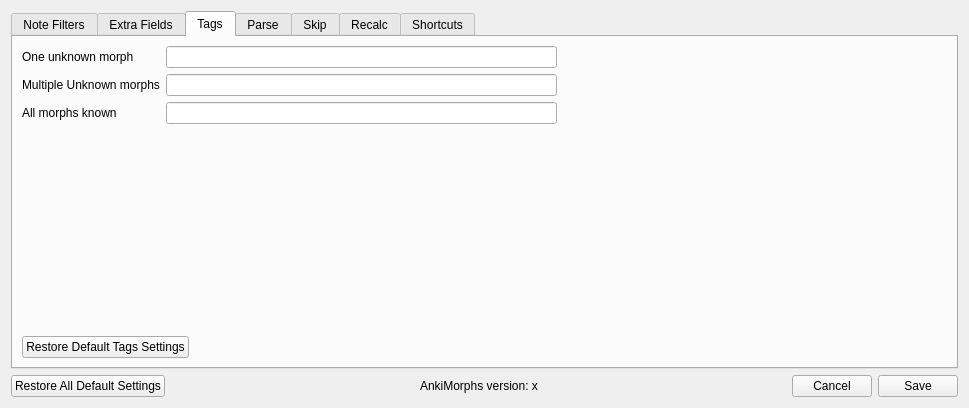
This is ankimorphs/ui/settings_dialog.ui in mortii/anki-morphs as Qt 5 draws it before an edit. The edited form follows.
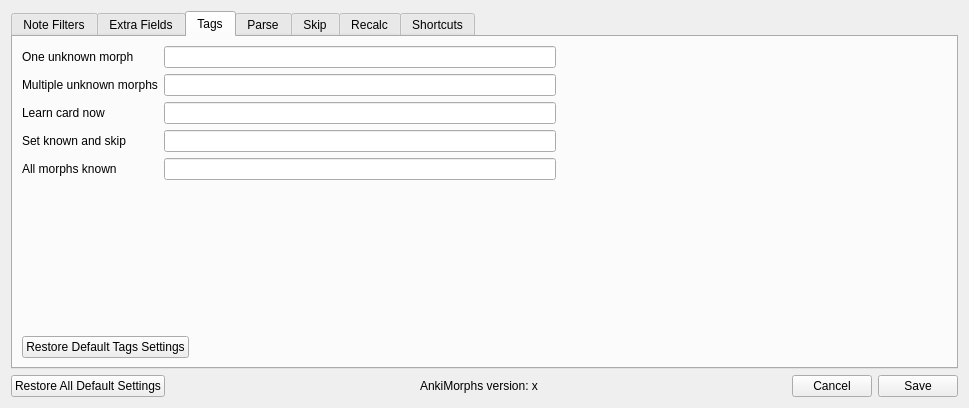
This is the edited form. The open tabs and pages were chosen to show the change.

Commit message:
added "suspend new cards with only known morphs"-option (#71)
- also made recalc functions private

Diff of the .ui file:
```diff
--- a/ankimorphs/ui/settings_dialog.ui
+++ b/ankimorphs/ui/settings_dialog.ui
@@ -180,7 +180,21 @@
                <item>
                 <widget class="QLabel" name="label_3">
                  <property name="text">
-                  <string>Multiple Unknown morphs</string>
+                  <string>Multiple unknown morphs</string>
+                 </property>
+                </widget>
+               </item>
+               <item>
+                <widget class="QLabel" name="label_6">
+                 <property name="text">
+                  <string>Learn card now</string>
+                 </property>
+                </widget>
+               </item>
+               <item>
+                <widget class="QLabel" name="label_5">
+                 <property name="text">
+                  <string>Set known and skip</string>
                  </property>
                 </widget>
                </item>
@@ -202,7 +216,13 @@
                 <widget class="QLineEdit" name="not_read_tag_input"/>
                </item>
                <item>
-                <widget class="QLineEdit" name="known_tag_input"/>
+                <widget class="QLineEdit" name="learn_card_now_tag_input"/>
+               </item>
+               <item>
+                <widget class="QLineEdit" name="known_manually_tag_input"/>
+               </item>
+               <item>
+                <widget class="QLineEdit" name="known_automatically_tag_input"/>
                </item>
               </layout>
              </item>
```
Left out of the diff: 25 changed lines with no effect on the pictures. The commit also changes 21 other files.
